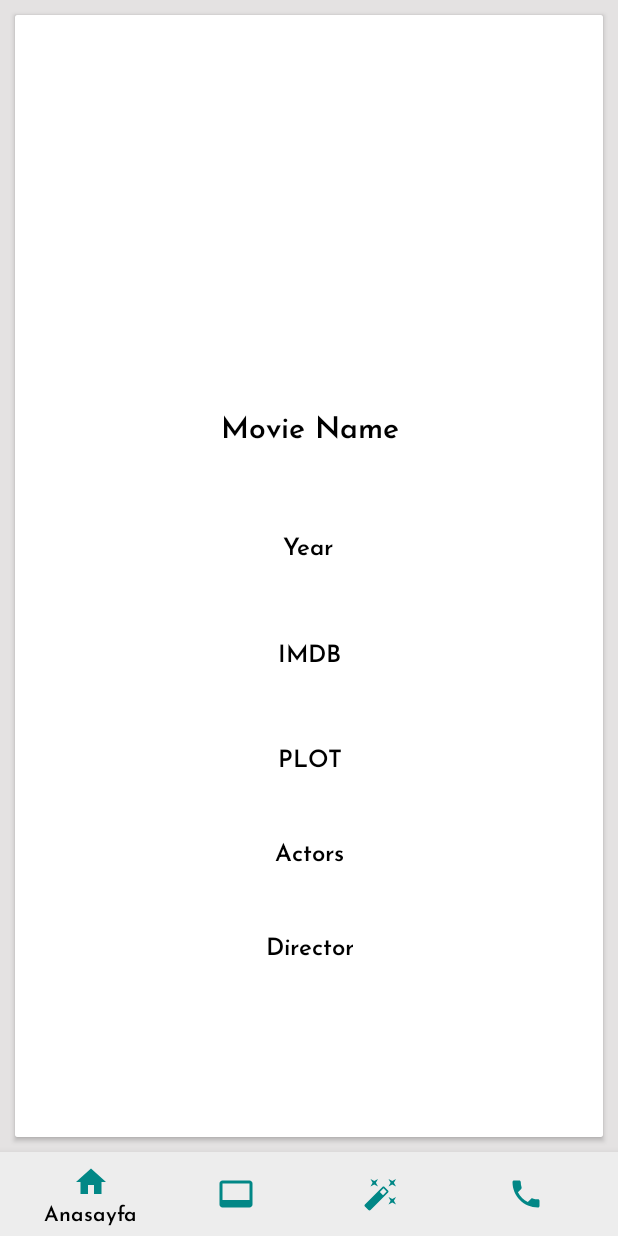
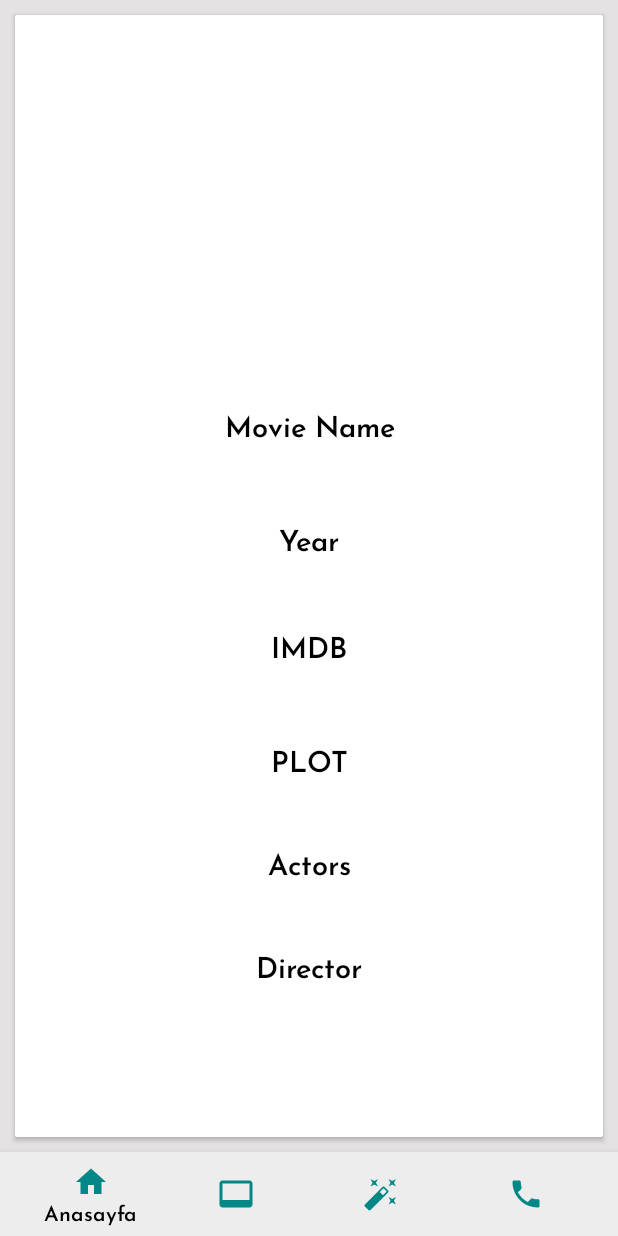
Before and after one commit to hincim/BitirmeProjesi, an Android app: the fragment MovieDetailFragment placed in its activity, on a phone screen of 412 x 824 dp. Run offline under Robolectric (Android 15) with nearby library versions, the phone set to English and light mode, and no system bars; our stand-ins replace Dagger/Hilt's generated code, Room's generated code, data binding, navigation-ui; libraries missing offline, so code that uses them is left out: hu.akarnokd.rxjava3; 7 statements that could not run were skipped.

Commit message:
düzenlemeler yapıldı

```diff
--- a/app/src/main/AndroidManifest.xml
+++ b/app/src/main/AndroidManifest.xml
@@ -10,10 +10,10 @@
         android:allowBackup="false"
         android:dataExtractionRules="@xml/data_extraction_rules"
         android:fullBackupContent="@xml/backup_rules"
-        android:icon="@mipmap/ic_launcher"
+        android:icon="@drawable/app_logo"
         android:label="@string/app_name"
         android:networkSecurityConfig="@xml/network_security_config"
-        android:roundIcon="@mipmap/ic_launcher_round"
+        android:roundIcon="@drawable/app_logo"
         android:supportsRtl="true"
         android:theme="@style/Base.Theme.MuhendislikTasarimi"
         tools:targetApi="31">
--- a/app/src/main/java/com/example/muhendisliktasarimi/view/FeedActivity.kt
+++ b/app/src/main/java/com/example/muhendisliktasarimi/view/FeedActivity.kt
@@ -55,6 +55,8 @@ class FeedActivity : AppCompatActivity() {
                     val score = document.getString("score") ?: ""
                     if (email == auth.currentUser?.email){
                         email = "Siz"
+                    }else{
+                        email = "Kullanıcı Adı: $email"
                     }
                     val scoresList = groupedScoresMap.getOrPut(email) { mutableListOf() }
                     scoresList.add(Pair(date, score))
--- a/app/src/main/res/anim/enter_y_animation.xml
+++ b/app/src/main/res/anim/enter_y_animation.xml
@@ -1,4 +1,4 @@
 <?xml version="1.0" encoding="utf-8"?>
 <set xmlns:android="http://schemas.android.com/apk/res/android">
-    <translate android:fromYDelta="100%" android:toYDelta="0%" android:duration="200"/>
+    <translate android:fromYDelta="-100%" android:toYDelta="0%" android:duration="200"/>
 </set>
--- a/app/src/main/res/anim/exit_y_animation.xml
+++ b/app/src/main/res/anim/exit_y_animation.xml
@@ -1,4 +1,4 @@
 <?xml version="1.0" encoding="utf-8"?>
 <set xmlns:android="http://schemas.android.com/apk/res/android">
-    <translate android:fromYDelta="-100%" android:toYDelta="0%" android:duration="200"/>
+    <translate android:fromYDelta="0%" android:toYDelta="-100%" android:duration="200"/>
 </set>
--- a/app/src/main/res/drawable/search.xml
+++ b/app/src/main/res/drawable/search.xml
@@ -4,6 +4,6 @@
     android:viewportWidth="24"
     android:viewportHeight="24">
   <path
-      android:fillColor="@color/teal_700"
+      android:fillColor="@color/white"
       android:pathData="M15.5,14h-0.79l-0.28,-0.27C15.41,12.59 16,11.11 16,9.5 16,5.91 13.09,3 9.5,3S3,5.91 3,9.5 5.91,16 9.5,16c1.61,0 3.09,-0.59 4.23,-1.57l0.27,0.28v0.79l5,4.99L20.49,19l-4.99,-5zM9.5,14C7.01,14 5,11.99 5,9.5S7.01,5 9.5,5 14,7.01 14,9.5 11.99,14 9.5,14z"/>
 </vector>
--- a/app/src/main/res/drawable/search2.xml
+++ /dev/null
@@ -1,9 +0,0 @@
-<vector xmlns:android="http://schemas.android.com/apk/res/android"
-    android:width="24dp"
-    android:height="24dp"
-    android:viewportWidth="24"
-    android:viewportHeight="24">
-  <path
-      android:fillColor="#FFFFFF"
-      android:pathData="M15.5,14h-0.79l-0.28,-0.27C15.41,12.59 16,11.11 16,9.5 16,5.91 13.09,3 9.5,3S3,5.91 3,9.5 5.91,16 9.5,16c1.61,0 3.09,-0.59 4.23,-1.57l0.27,0.28v0.79l5,4.99L20.49,19l-4.99,-5zM9.5,14C7.01,14 5,11.99 5,9.5S7.01,5 9.5,5 14,7.01 14,9.5 11.99,14 9.5,14z"/>
-</vector>
--- a/app/src/main/res/layout/fragment_home_page_screen.xml
+++ b/app/src/main/res/layout/fragment_home_page_screen.xml
@@ -13,7 +13,7 @@
         android:background="@drawable/card_background"
         android:elevation="10dp"
         android:minHeight="?attr/actionBarSize"
-        android:theme="@style/searchView2"
+        android:theme="@style/searchView"
         app:layout_constraintEnd_toEndOf="parent"
         app:layout_constraintStart_toStartOf="parent"
         app:layout_constraintTop_toTopOf="parent"
--- a/app/src/main/res/layout/fragment_movie.xml
+++ b/app/src/main/res/layout/fragment_movie.xml
@@ -23,7 +23,7 @@
             android:id="@+id/toolbar_movie"
             android:layout_width="0dp"
             android:layout_height="wrap_content"
-            android:background="@color/white"
+            android:background="@drawable/card_background"
             android:elevation="10dp"
             android:minHeight="?attr/actionBarSize"
             android:theme="@style/searchView"
@@ -32,7 +32,7 @@
             app:layout_constraintTop_toTopOf="parent"
             app:title="Film Ara"
             app:titleCentered="true"
-            app:titleTextColor="@color/teal_700" />
+            app:titleTextColor="@color/white" />
 
         <ProgressBar
             android:id="@+id/progressBarMovie"
--- a/app/src/main/res/layout/fragment_movie_detail.xml
+++ b/app/src/main/res/layout/fragment_movie_detail.xml
@@ -72,7 +72,7 @@
                             android:text="Movie Name"
                             android:textAlignment="center"
                             android:textColor="@color/black"
-                            android:textSize="20sp"
+                            android:textSize="19sp"
                             android:textStyle="bold"
                             app:layout_constraintEnd_toEndOf="parent"
                             app:layout_constraintStart_toStartOf="parent"
@@ -92,7 +92,7 @@
                             android:text="@{selectedMovie.title}"
                             android:textAlignment="center"
                             android:textColor="@color/black"
-                            android:textSize="20sp"
+                            android:textSize="16sp"
                             app:layout_constraintEnd_toEndOf="parent"
                             app:layout_constraintStart_toStartOf="parent"
                             app:layout_constraintTop_toBottomOf="@+id/movieNameTitle">
@@ -112,7 +112,7 @@
                             android:text="Year"
                             android:textAlignment="center"
                             android:textColor="@color/black"
-                            android:textSize="16sp"
+                            android:textSize="19sp"
                             android:textStyle="bold"
                             app:layout_constraintEnd_toEndOf="parent"
                             app:layout_constraintHorizontal_bias="0.498"
@@ -154,7 +154,7 @@
                             android:text="IMDB"
                             android:textAlignment="center"
                             android:textColor="@color/black"
-                            android:textSize="16sp"
+                            android:textSize="19sp"
                             android:textStyle="bold"
                             app:layout_constraintEnd_toEndOf="parent"
                             app:layout_constraintStart_toStartOf="parent"
@@ -195,7 +195,7 @@
                             android:text="PLOT"
                             android:textAlignment="center"
                             android:textColor="@color/black"
-                            android:textSize="16sp"
+                            android:textSize="19sp"
                             android:textStyle="bold"
                             app:layout_constraintEnd_toEndOf="parent"
                             app:layout_constraintStart_toStartOf="parent"
@@ -238,7 +238,7 @@
                             android:text="Actors"
                             android:textAlignment="center"
                             android:textColor="@color/black"
-                            android:textSize="16sp"
+                            android:textSize="19sp"
                             android:textStyle="bold"
                             app:layout_constraintEnd_toEndOf="parent"
                             app:layout_constraintStart_toStartOf="parent"
@@ -281,7 +281,7 @@
                             android:text="Director"
                             android:textAlignment="center"
                             android:textColor="@color/black"
-                            android:textSize="16sp"
+                            android:textSize="19sp"
                             android:textStyle="bold"
                             app:layout_constraintEnd_toEndOf="parent"
                             app:layout_constraintStart_toStartOf="parent"
--- a/app/src/main/res/layout/fragment_weather_info.xml
+++ b/app/src/main/res/layout/fragment_weather_info.xml
@@ -12,7 +12,7 @@
             android:id="@+id/toolbar_tools"
             android:layout_width="0dp"
             android:layout_height="wrap_content"
-            android:background="@color/white"
+            android:background="@drawable/card_background"
             android:elevation="10dp"
             android:minHeight="?attr/actionBarSize"
             android:theme="@style/searchView"
@@ -23,7 +23,7 @@
             app:popupTheme="@style/Theme.WeatherApp.PopupOverlay"
             app:title="Lokasyon Ara"
             app:titleCentered="true"
-            app:titleTextColor="@color/teal_700" />
+            app:titleTextColor="@color/white" />
 
 
         <androidx.swiperefreshlayout.widget.SwipeRefreshLayout
--- a/app/src/main/res/layout/fragment_word_add.xml
+++ b/app/src/main/res/layout/fragment_word_add.xml
@@ -46,7 +46,7 @@
                 android:layout_marginEnd="32dp"
                 android:ems="10"
                 android:hint="İngilizce"
-                android:textColorHint="@color/gray"
+                android:textColorHint="#9E9595"
                 android:background="@drawable/rounded_corner"
                 android:padding="10dp"
                 android:inputType="text"
@@ -86,7 +86,7 @@
                 android:layout_marginEnd="32dp"
                 android:background="@drawable/rounded_corner"
                 android:padding="10dp"
-                android:textColorHint="@color/gray"
+                android:textColorHint="#9E9595"
                 android:ems="10"
                 android:hint="Türkçe"
                 android:inputType="text"
--- a/app/src/main/res/layout/fragment_word_mean.xml
+++ b/app/src/main/res/layout/fragment_word_mean.xml
@@ -12,7 +12,7 @@
             android:id="@+id/toolbar_means"
             android:layout_width="0dp"
             android:layout_height="wrap_content"
-            android:background="@color/white"
+            android:background="@drawable/card_background"
             android:elevation="10dp"
             android:minHeight="?attr/actionBarSize"
             android:theme="@style/searchView"
@@ -21,7 +21,7 @@
             app:layout_constraintTop_toTopOf="parent"
             app:title="Kelime Ara"
             app:titleCentered="true"
-            app:titleTextColor="@color/teal_700" />
+            app:titleTextColor="@color/white" />
 
         <androidx.swiperefreshlayout.widget.SwipeRefreshLayout
             android:id="@+id/swipeRefreshLayout"
--- a/app/src/main/res/menu/menu_search2.xml
+++ b/app/src/main/res/menu/menu_search2.xml
@@ -5,7 +5,7 @@
     <item
         android:id="@+id/action_search2"
         android:title="Arama yap..."
-        android:icon="@drawable/search2"
+        android:icon="@drawable/search"
         app:actionViewClass="androidx.appcompat.widget.SearchView"
         app:showAsAction="always|collapseActionView"/>
 </menu>
--- a/app/src/main/res/navigation/nav.xml
+++ b/app/src/main/res/navigation/nav.xml
@@ -14,8 +14,6 @@
             android:id="@+id/action_homePageScreen_to_wordAddFragment"
             app:destination="@id/wordAddFragment"
             app:enterAnim="@anim/enter_animation"
-            app:exitAnim="@anim/enter_animation"
-            app:popEnterAnim="@anim/exit_animation"
             app:popExitAnim="@anim/exit_animation" />
     </fragment>
     <fragment
@@ -32,19 +30,16 @@
             android:id="@+id/action_toolsPageScreen_to_fragmentWordMeanFragment"
             app:destination="@id/wordMeanFragment"
             app:enterAnim="@anim/enter_animation"
-            app:popEnterAnim="@anim/exit_animation"
             app:popExitAnim="@anim/exit_animation" />
         <action
             android:id="@+id/action_toolsPageScreen_to_weatherInfoFragment"
             app:destination="@id/weatherInfoFragment"
             app:enterAnim="@anim/enter_animation"
-            app:popEnterAnim="@anim/exit_animation"
             app:popExitAnim="@anim/exit_animation" />
         <action
             android:id="@+id/action_toolsPageScreen_to_movieFragment"
             app:destination="@id/movieFragment"
             app:enterAnim="@anim/enter_animation"
-            app:popEnterAnim="@anim/exit_animation"
             app:popExitAnim="@anim/exit_animation" />
     </fragment>
     <fragment
@@ -60,7 +55,6 @@
             android:id="@+id/action_wordMeanFragment_to_historiesFragment"
             app:destination="@id/historiesFragment"
             app:enterAnim="@anim/enter_animation"
-            app:popEnterAnim="@anim/exit_animation"
             app:popExitAnim="@anim/exit_animation"
             app:popUpTo="@id/wordMeanFragment" />
         <argument
@@ -75,7 +69,6 @@
             android:id="@+id/action_historiesFragment_to_wordMeanFragment"
             app:destination="@id/wordMeanFragment"
             app:enterAnim="@anim/enter_animation"
-            app:popEnterAnim="@anim/exit_animation"
             app:popExitAnim="@anim/exit_animation"
             app:popUpTo="@id/wordMeanFragment"
             app:popUpToInclusive="true" />
@@ -93,7 +86,6 @@
             android:id="@+id/action_movieFragment_to_movieDetailFragment"
             app:destination="@id/movieDetailFragment"
             app:enterAnim="@anim/enter_animation"
-            app:popEnterAnim="@anim/exit_animation"
             app:popExitAnim="@anim/exit_animation" />
     </fragment>
     <fragment
@@ -118,9 +110,8 @@
         <action
             android:id="@+id/action_quizPageScreen_to_exercisePageScreen"
             app:destination="@id/exercisePageScreen"
-            app:enterAnim="@anim/enter_animation"
-            app:popEnterAnim="@anim/exit_animation"
-            app:popExitAnim="@anim/exit_animation" />
+            app:enterAnim="@anim/enter_y_animation"
+            app:popExitAnim="@anim/exit_y_animation" />
         <action
             android:id="@+id/action_quizPageScreen_to_solveQuestionFragment"
             app:destination="@id/solveQuestionFragment"
--- a/app/src/main/res/values/strings.xml
+++ b/app/src/main/res/values/strings.xml
@@ -1,5 +1,5 @@
 <resources>
-    <string name="app_name">MuhendislikTasarimi</string>
+    <string name="app_name">Kelime Ezberle-Word Hive</string>
     <!-- TODO: Remove or change this placeholder text -->
     <string name="hello_blank_fragment">Hello blank fragment</string>
 </resources>
```
Also changed, not shown: app/src/main/java/com/example/muhendisliktasarimi/adapter/ScoreAdapter.kt (+19 -2 lines), app/src/main/res/values/themes.xml (+2 -7 lines).
